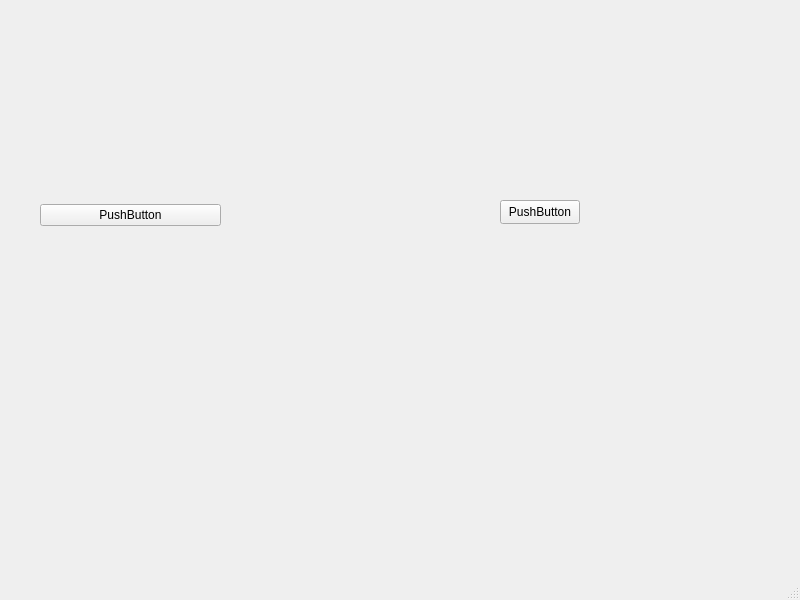
The window that mainwindow.ui (LukasZaw/company-manager-qt) describes before a commit, drawn with Qt 5.
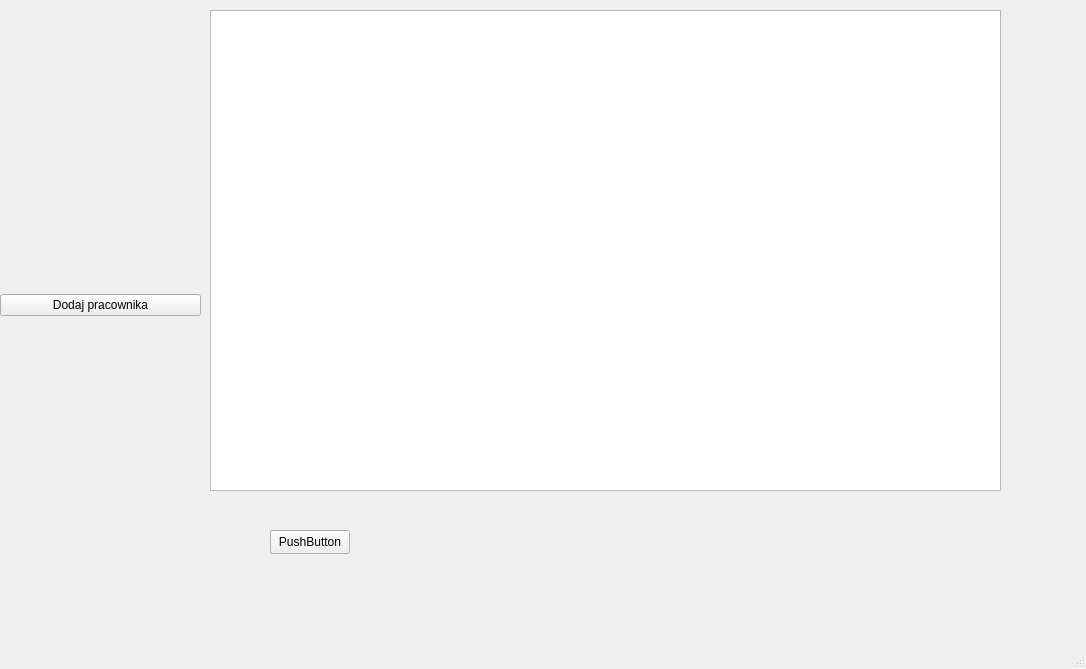
The same window after the commit.

The edit to the form file:
```diff
--- a/mainwindow.ui
+++ b/mainwindow.ui
@@ -6,8 +6,8 @@
    <rect>
     <x>0</x>
     <y>0</y>
-    <width>800</width>
-    <height>600</height>
+    <width>1086</width>
+    <height>669</height>
    </rect>
   </property>
   <property name="windowTitle">
@@ -17,17 +17,17 @@
    <widget class="QWidget" name="verticalLayoutWidget">
     <property name="geometry">
      <rect>
-      <x>40</x>
-      <y>30</y>
-      <width>181</width>
-      <height>371</height>
+      <x>0</x>
+      <y>0</y>
+      <width>201</width>
+      <height>611</height>
      </rect>
     </property>
     <layout class="QVBoxLayout" name="verticalLayout">
      <item>
       <widget class="QPushButton" name="pushButton">
        <property name="text">
-        <string>PushButton</string>
+        <string>Dodaj pracownika</string>
        </property>
       </widget>
      </item>
@@ -36,8 +36,8 @@
    <widget class="QPushButton" name="pushButton_2">
     <property name="geometry">
      <rect>
-      <x>500</x>
-      <y>200</y>
+      <x>270</x>
+      <y>530</y>
       <width>80</width>
       <height>24</height>
      </rect>
@@ -46,6 +46,16 @@
      <string>PushButton</string>
     </property>
    </widget>
+   <widget class="QTableWidget" name="employeesTable">
+    <property name="geometry">
+     <rect>
+      <x>210</x>
+      <y>10</y>
+      <width>791</width>
+      <height>481</height>
+     </rect>
+    </property>
+   </widget>
   </widget>
   <widget class="QMenuBar" name="menubar">
    <property name="geometry">
```
Left out of the diff: 4 changed lines with no effect on the pictures.
